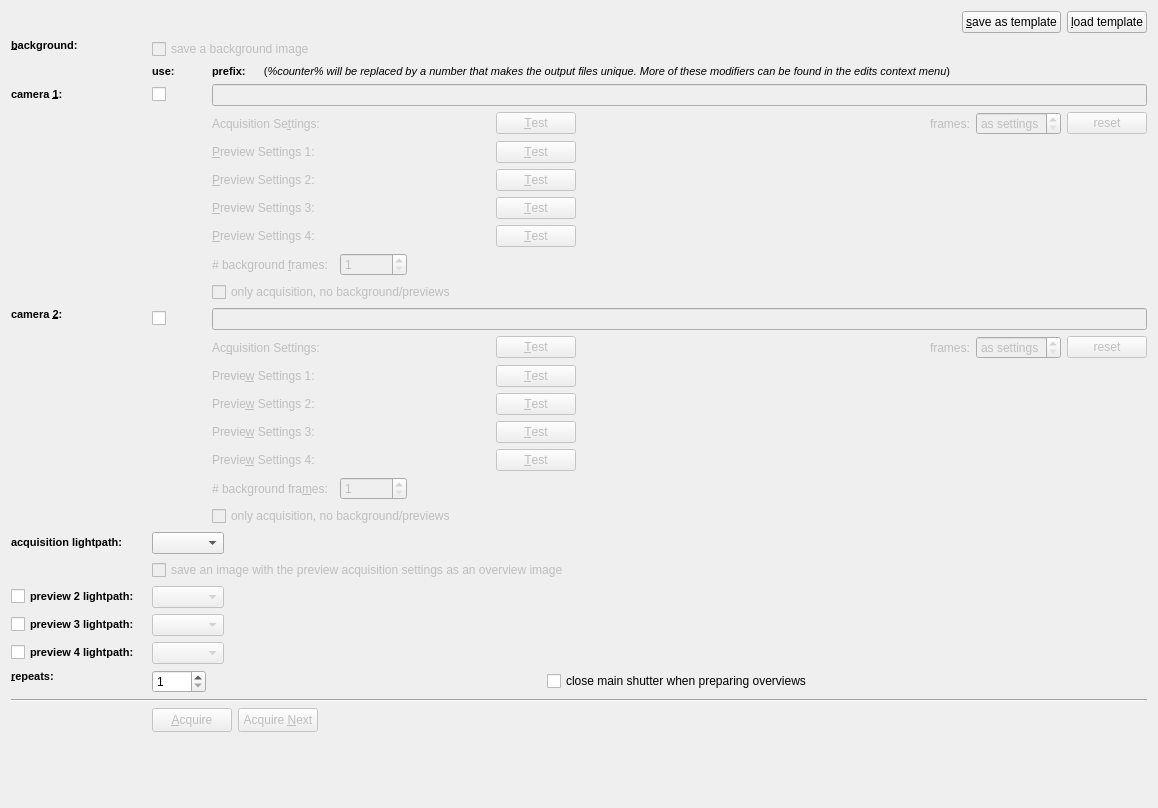
jkriege2/QuickFit3, file plugins/spimb040/qfespimb040acquisitionconfigwidget2.ui: the form before one commit.
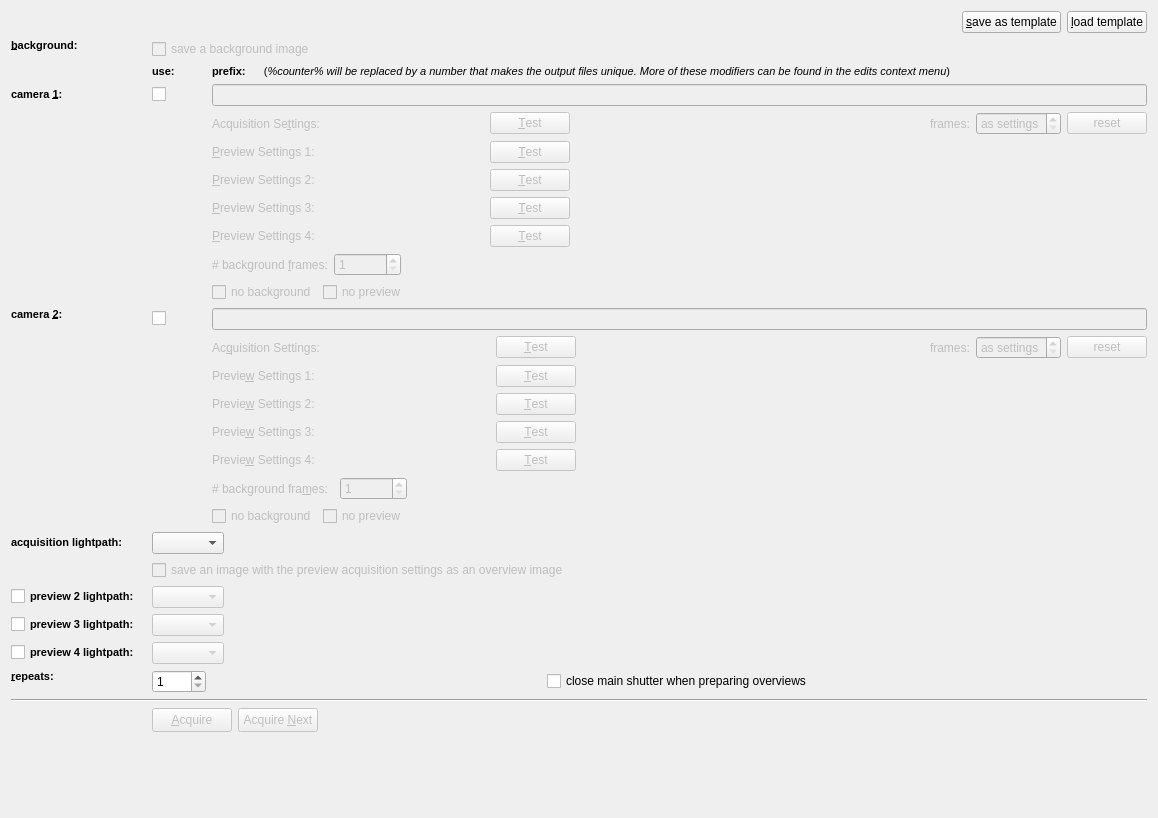
The form after the commit. Icons and pictures are not drawn. Custom widgets are drawn as their Qt base class.

```diff
--- a/plugins/spimb040/qfespimb040acquisitionconfigwidget2.ui
+++ b/plugins/spimb040/qfespimb040acquisitionconfigwidget2.ui
@@ -7,7 +7,7 @@
     <x>0</x>
     <y>0</y>
     <width>1158</width>
-    <height>808</height>
+    <height>818</height>
    </rect>
   </property>
   <property name="windowTitle">
@@ -443,14 +443,41 @@
        </layout>
       </item>
       <item row="6" column="0" colspan="3">
-       <widget class="QCheckBox" name="chkOnlyAcquisition2">
-        <property name="toolTip">
-         <string>&lt;html&gt;&lt;head/&gt;&lt;body&gt;&lt;p&gt;use these checkboxes to deactivate the preview/background images for a camera. Some cameras (e.g. the Rh2V2 driver) do not support the single-frame polling acquisition mode well. In those cases make sure this checkbox is checked.&lt;/p&gt;&lt;p&gt;&lt;br/&gt;&lt;/p&gt;&lt;p&gt;The acquisition will proceed as usual for any non-checked camera. For the checked cameras, the background and preview acquisition will be omitted, i.e. also any switch to the single-frame acquisition mode of the driver!&lt;/p&gt;&lt;/body&gt;&lt;/html&gt;</string>
-        </property>
-        <property name="text">
-         <string>only acquisition, no background/previews</string>
-        </property>
-       </widget>
+       <layout class="QHBoxLayout" name="horizontalLayout_20">
+        <item>
+         <widget class="QCheckBox" name="chkNoBackground2">
+          <property name="toolTip">
+           <string>&lt;html&gt;&lt;head/&gt;&lt;body&gt;&lt;p&gt;use these checkboxes to deactivate the preview/background images for a camera. Some cameras (e.g. the Rh2V2 driver) do not support the single-frame polling acquisition mode well. In those cases make sure this checkbox is checked.&lt;/p&gt;&lt;p&gt;&lt;br/&gt;&lt;/p&gt;&lt;p&gt;The acquisition will proceed as usual for any non-checked camera. For the checked cameras, the background and preview acquisition will be omitted, i.e. also any switch to the single-frame acquisition mode of the driver!&lt;/p&gt;&lt;/body&gt;&lt;/html&gt;</string>
+          </property>
+          <property name="text">
+           <string>no background</string>
+          </property>
+         </widget>
+        </item>
+        <item>
+         <widget class="QCheckBox" name="chkNoPreview2">
+          <property name="toolTip">
+           <string>&lt;html&gt;&lt;head/&gt;&lt;body&gt;&lt;p&gt;use these checkboxes to deactivate the preview/background images for a camera. Some cameras (e.g. the Rh2V2 driver) do not support the single-frame polling acquisition mode well. In those cases make sure this checkbox is checked.&lt;/p&gt;&lt;p&gt;&lt;br/&gt;&lt;/p&gt;&lt;p&gt;The acquisition will proceed as usual for any non-checked camera. For the checked cameras, the background and preview acquisition will be omitted, i.e. also any switch to the single-frame acquisition mode of the driver!&lt;/p&gt;&lt;/body&gt;&lt;/html&gt;</string>
+          </property>
+          <property name="text">
+           <string>no preview</string>
+          </property>
+         </widget>
+        </item>
+        <item>
+         <spacer name="horizontalSpacer_21">
+          <property name="orientation">
+           <enum>Qt::Horizontal</enum>
+          </property>
+          <property name="sizeHint" stdset="0">
+           <size>
+            <width>40</width>
+            <height>20</height>
+           </size>
+          </property>
+         </spacer>
+        </item>
+       </layout>
       </item>
      </layout>
     </widget>
@@ -543,71 +570,34 @@
      <property name="enabled">
       <bool>false</bool>
      </property>
-     <layout class="QGridLayout" name="gridLayout_2" columnstretch="0,0,0">
+     <layout class="QGridLayout" name="gridLayout_2" columnstretch="0,0">
       <property name="margin">
        <number>0</number>
       </property>
-      <item row="4" column="2">
-       <layout class="QHBoxLayout" name="horizontalLayout_10">
+      <item row="6" column="0" colspan="2">
+       <layout class="QHBoxLayout" name="horizontalLayout_21">
         <item>
-         <widget class="QFCameraConfigEditorWidget" name="cmbPreviewSettings1_4" native="true">
-          <property name="minimumSize">
-           <size>
-            <width>150</width>
-            <height>0</height>
-           </size>
+         <widget class="QCheckBox" name="chkNoBackground1">
+          <property name="toolTip">
+           <string>&lt;html&gt;&lt;head/&gt;&lt;body&gt;&lt;p&gt;use these checkboxes to deactivate the preview/background images for a camera. Some cameras (e.g. the Rh2V2 driver) do not support the single-frame polling acquisition mode well. In those cases make sure this checkbox is checked.&lt;/p&gt;&lt;p&gt;&lt;br/&gt;&lt;/p&gt;&lt;p&gt;The acquisition will proceed as usual for any non-checked camera. For the checked cameras, the background and preview acquisition will be omitted, i.e. also any switch to the single-frame acquisition mode of the driver!&lt;/p&gt;&lt;/body&gt;&lt;/html&gt;</string>
           </property>
-          <property name="focusPolicy">
-           <enum>Qt::TabFocus</enum>
-          </property>
-         </widget>
-        </item>
-        <item>
-         <widget class="QPushButton" name="btnAcq1TestPreview4">
           <property name="text">
-           <string>&amp;Test</string>
+           <string>no background</string>
           </property>
          </widget>
         </item>
         <item>
-         <spacer name="horizontalSpacer_14">
-          <property name="orientation">
-           <enum>Qt::Horizontal</enum>
+         <widget class="QCheckBox" name="chkNoPreview1">
+          <property name="toolTip">
+           <string>&lt;html&gt;&lt;head/&gt;&lt;body&gt;&lt;p&gt;use these checkboxes to deactivate the preview/background images for a camera. Some cameras (e.g. the Rh2V2 driver) do not support the single-frame polling acquisition mode well. In those cases make sure this checkbox is checked.&lt;/p&gt;&lt;p&gt;&lt;br/&gt;&lt;/p&gt;&lt;p&gt;The acquisition will proceed as usual for any non-checked camera. For the checked cameras, the background and preview acquisition will be omitted, i.e. also any switch to the single-frame acquisition mode of the driver!&lt;/p&gt;&lt;/body&gt;&lt;/html&gt;</string>
           </property>
-          <property name="sizeHint" stdset="0">
-           <size>
-            <width>40</width>
-            <height>20</height>
-           </size>
-          </property>
-         </spacer>
-        </item>
-       </layout>
-      </item>
-      <item row="3" column="2">
-       <layout class="QHBoxLayout" name="horizontalLayout_6">
-        <item>
-         <widget class="QFCameraConfigEditorWidget" name="cmbPreviewSettings1_3" native="true">
-          <property name="minimumSize">
-           <size>
-            <width>150</width>
-            <height>0</height>
-           </size>
-          </property>
-          <property name="focusPolicy">
-           <enum>Qt::TabFocus</enum>
-          </property>
-         </widget>
-        </item>
-        <item>
-         <widget class="QPushButton" name="btnAcq1TestPreview3">
           <property name="text">
-           <string>&amp;Test</string>
+           <string>no preview</string>
           </property>
          </widget>
         </item>
         <item>
-         <spacer name="horizontalSpacer_9">
+         <spacer name="horizontalSpacer_22">
           <property name="orientation">
            <enum>Qt::Horizontal</enum>
           </property>
@@ -621,7 +611,7 @@
         </item>
        </layout>
       </item>
-      <item row="5" column="2">
+      <item row="5" column="1">
        <layout class="QHBoxLayout" name="horizontalLayout">
         <item>
          <widget class="QSpinBox" name="spinBackgroundFrames1">
@@ -664,7 +654,7 @@
         </property>
        </widget>
       </item>
-      <item row="0" column="2">
+      <item row="0" column="1">
        <widget class="QWidget" name="horizontalWidget_4" native="true">
         <property name="minimumSize">
          <size>
@@ -775,7 +765,81 @@
         </property>
        </widget>
       </item>
-      <item row="2" column="2">
+      <item row="4" column="1">
+       <layout class="QHBoxLayout" name="horizontalLayout_10">
+        <item>
+         <widget class="QFCameraConfigEditorWidget" name="cmbPreviewSettings1_4" native="true">
+          <property name="minimumSize">
+           <size>
+            <width>150</width>
+            <height>0</height>
+           </size>
+          </property>
+          <property name="focusPolicy">
+           <enum>Qt::TabFocus</enum>
+          </property>
+         </widget>
+        </item>
+        <item>
+         <widget class="QPushButton" name="btnAcq1TestPreview4">
+          <property name="text">
+           <string>&amp;Test</string>
+          </property>
+         </widget>
+        </item>
+        <item>
+         <spacer name="horizontalSpacer_14">
+          <property name="orientation">
+           <enum>Qt::Horizontal</enum>
+          </property>
+          <property name="sizeHint" stdset="0">
+           <size>
+            <width>40</width>
+            <height>20</height>
+           </size>
+          </property>
+         </spacer>
+        </item>
+       </layout>
+      </item>
+      <item row="3" column="1">
+       <layout class="QHBoxLayout" name="horizontalLayout_6">
+        <item>
+         <widget class="QFCameraConfigEditorWidget" name="cmbPreviewSettings1_3" native="true">
+          <property name="minimumSize">
+           <size>
+            <width>150</width>
+            <height>0</height>
+           </size>
+          </property>
+          <property name="focusPolicy">
+           <enum>Qt::TabFocus</enum>
+          </property>
+         </widget>
+        </item>
+        <item>
+         <widget class="QPushButton" name="btnAcq1TestPreview3">
+          <property name="text">
+           <string>&amp;Test</string>
+          </property>
+         </widget>
+        </item>
+        <item>
+         <spacer name="horizontalSpacer_9">
+          <property name="orientation">
+           <enum>Qt::Horizontal</enum>
+          </property>
+          <property name="sizeHint" stdset="0">
+           <size>
+            <width>40</width>
+            <height>20</height>
+           </size>
+          </property>
+         </spacer>
+        </item>
+       </layout>
+      </item>
+      <item row="2" column="1">
        <layout class="QHBoxLayout" name="horizontalLayout_7">
         <item>
          <widget class="QFCameraConfigEditorWidget" name="cmbPreviewSettings1_2" native="true">
@@ -832,7 +896,7 @@
         </property>
        </widget>
       </item>
-      <item row="1" column="2">
+      <item row="1" column="1">
        <layout class="QHBoxLayout" name="horizontalLayout_8">
         <item>
          <widget class="QFCameraConfigEditorWidget" name="cmbPreviewSettings1_1" native="true">
@@ -869,16 +933,6 @@
         </item>
        </layout>
       </item>
-      <item row="6" column="0" colspan="3">
-       <widget class="QCheckBox" name="chkOnlyAcquisition1">
-        <property name="toolTip">
-         <string>&lt;html&gt;&lt;head/&gt;&lt;body&gt;&lt;p&gt;use these checkboxes to deactivate the preview/background images for a camera. Some cameras (e.g. the Rh2V2 driver) do not support the single-frame polling acquisition mode well. In those cases make sure this checkbox is checked.&lt;/p&gt;&lt;p&gt;&lt;br/&gt;&lt;/p&gt;&lt;p&gt;The acquisition will proceed as usual for any non-checked camera. For the checked cameras, the background and preview acquisition will be omitted, i.e. also any switch to the single-frame acquisition mode of the driver!&lt;/p&gt;&lt;/body&gt;&lt;/html&gt;</string>
-        </property>
-        <property name="text">
-         <string>only acquisition, no background/previews</string>
-        </property>
-       </widget>
-      </item>
      </layout>
     </widget>
    </item>
```
Left out of the diff: 388 changed lines with no effect on the pictures.
